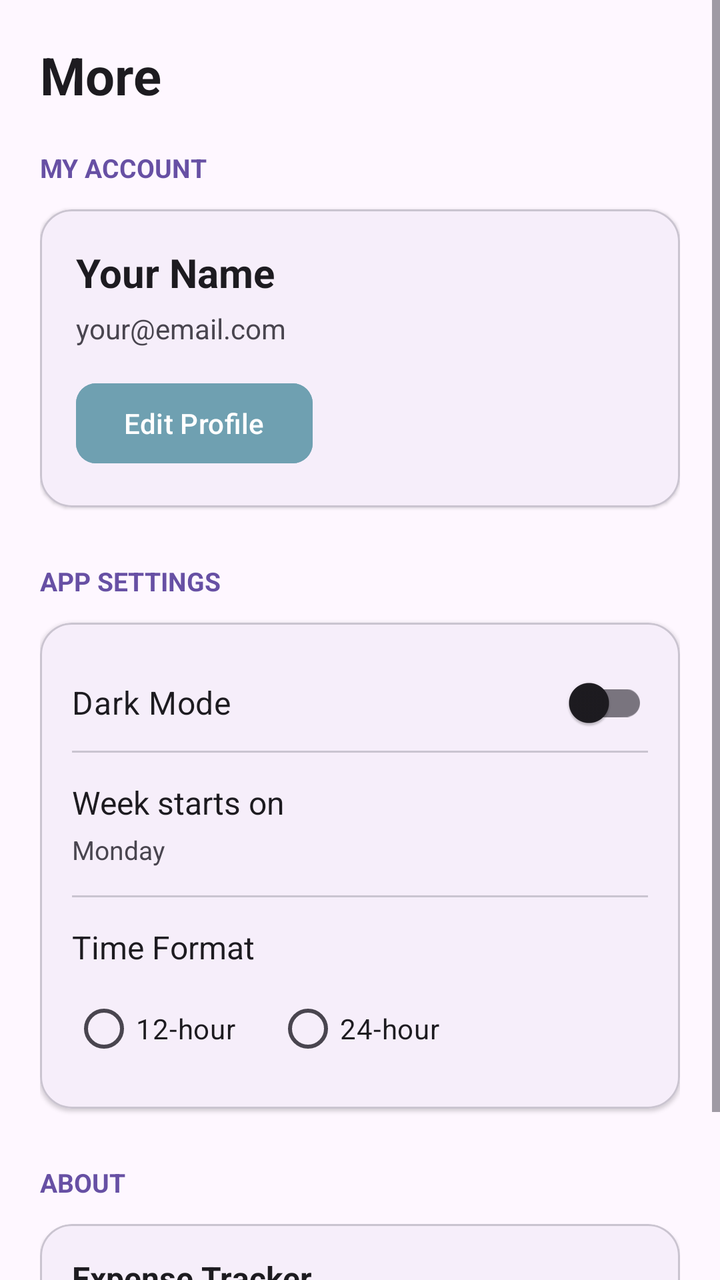
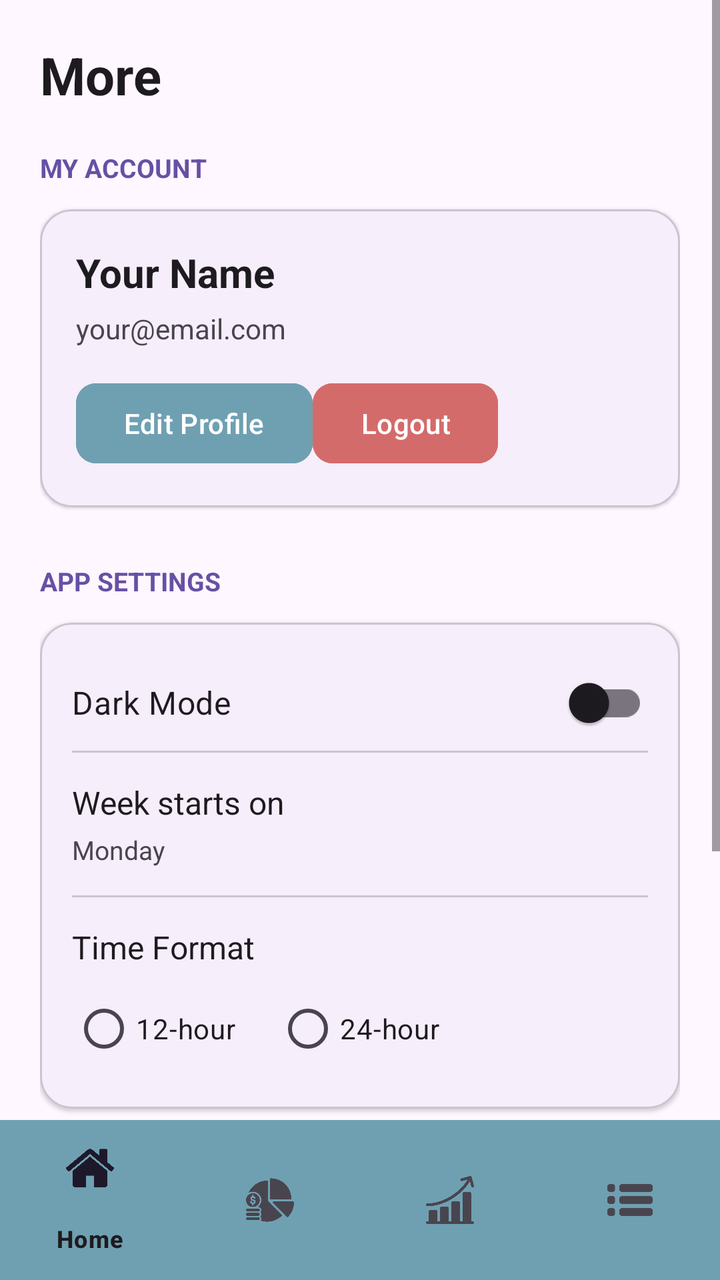

Compare the two renders of this Android layout. The source of the first and the diff that turns it into the second are given below.
<!-- AndroidManifest.xml: application theme Theme.ExpenseTracker -->
<!-- res/layout/activity_more.xml -->
<?xml version="1.0" encoding="utf-8"?>
<LinearLayout xmlns:android="http://schemas.android.com/apk/res/android"
    xmlns:app="http://schemas.android.com/apk/res-auto"
    xmlns:tools="http://schemas.android.com/tools"
    android:id="@+id/main"
    android:layout_width="match_parent"
    android:layout_height="match_parent"
    android:orientation="vertical"
    android:background="?attr/colorSurface"
    tools:context=".More">



    <ScrollView
        android:layout_width="match_parent"
        android:layout_height="match_parent"
        android:fillViewport="true">

        <LinearLayout
            android:layout_width="match_parent"
            android:layout_height="wrap_content"
            android:orientation="vertical"
            android:padding="20dp">

            <TextView
                android:layout_width="match_parent"
                android:layout_height="wrap_content"
                android:text="More"
                android:textSize="26sp"
                android:textStyle="bold"
                android:textColor="?attr/colorOnSurface"
                android:layout_marginBottom="20dp" />

            <TextView
                android:layout_width="wrap_content"
                android:layout_height="wrap_content"
                android:text="MY ACCOUNT"
                android:textSize="13sp"
                android:textStyle="bold"
                android:textColor="?attr/colorPrimary"
                android:layout_marginBottom="12dp" />

            <com.google.android.material.card.MaterialCardView
                android:layout_width="match_parent"
                android:layout_height="wrap_content"
                app:cardCornerRadius="16dp"
                app:cardElevation="1dp"
                app:strokeWidth="1dp"
                app:strokeColor="?attr/colorOutlineVariant"
                app:cardBackgroundColor="?attr/colorSurface">

                <LinearLayout
                    android:layout_width="match_parent"
                    android:layout_height="wrap_content"
                    android:orientation="vertical"
                    android:padding="18dp">

                    <TextView
                        android:id="@+id/tvName"
                        android:layout_width="match_parent"
                        android:layout_height="wrap_content"
                        android:text="Your Name"
                        android:textSize="20sp"
                        android:textStyle="bold"
                        android:textColor="?attr/colorOnSurface" />

                    <TextView
                        android:id="@+id/tvEmail"
                        android:layout_width="match_parent"
                        android:layout_height="wrap_content"
                        android:layout_marginTop="5dp"
                        android:text="your@email.com"
                        android:textSize="14sp"
                        android:textColor="?attr/colorOnSurfaceVariant" />

                    <com.google.android.material.button.MaterialButton
                        android:id="@+id/btnEditProfile"
                        android:layout_width="wrap_content"
                        android:layout_height="wrap_content"
                        android:layout_marginTop="14dp"
                        android:text="Edit Profile"
                        android:backgroundTint="#6FA0B1"
                        app:cornerRadius="10dp" />

                </LinearLayout>

            </com.google.android.material.card.MaterialCardView>

            <TextView
                android:layout_width="wrap_content"
                android:layout_height="wrap_content"
                android:text="APP SETTINGS"
                android:textSize="13sp"
                android:textStyle="bold"
                android:textColor="?attr/colorPrimary"
                android:layout_marginTop="28dp"
                android:layout_marginBottom="12dp" />

            <com.google.android.material.card.MaterialCardView
                android:layout_width="match_parent"
                android:layout_height="wrap_content"
                app:cardCornerRadius="16dp"
                app:cardElevation="1dp"
                app:strokeWidth="1dp"
                app:strokeColor="?attr/colorOutlineVariant"
                app:cardBackgroundColor="?attr/colorSurface">

                <LinearLayout
                    android:layout_width="match_parent"
                    android:layout_height="wrap_content"
                    android:orientation="vertical"
                    android:padding="16dp">

                    <com.google.android.material.switchmaterial.SwitchMaterial
                        android:id="@+id/switchDark"
                        android:layout_width="match_parent"
                        android:layout_height="wrap_content"
                        android:text="Dark Mode"
                        android:textSize="16sp"
                        android:textColor="?attr/colorOnSurface"
                        android:paddingVertical="8dp" />

                    <View
                        android:layout_width="match_parent"
                        android:layout_height="1dp"
                        android:background="?attr/colorOutlineVariant" />

                    
                    <LinearLayout
                        android:id="@+id/rowWeekStart"
                        android:layout_width="match_parent"
                        android:layout_height="wrap_content"
                        android:orientation="vertical"
                        android:paddingVertical="14dp"
                        android:background="?attr/selectableItemBackground"
                        android:clickable="true"
                        android:focusable="true">

                        <TextView
                            android:layout_width="wrap_content"
                            android:layout_height="wrap_content"
                            android:text="Week starts on"
                            android:textSize="16sp"
                            android:textColor="?attr/colorOnSurface" />

                        <TextView
                            android:id="@+id/tvWeekStart"
                            android:layout_width="wrap_content"
                            android:layout_height="wrap_content"
                            android:layout_marginTop="4dp"
                            android:text="Monday"
                            android:textSize="13sp"
                            android:textColor="?attr/colorOnSurfaceVariant" />

                    </LinearLayout>

                    <View
                        android:layout_width="match_parent"
                        android:layout_height="1dp"
                        android:background="?attr/colorOutlineVariant" />

                    
                    <TextView
                        android:layout_width="wrap_content"
                        android:layout_height="wrap_content"
                        android:text="Time Format"
                        android:textSize="16sp"
                        android:textColor="?attr/colorOnSurface"
                        android:layout_marginTop="14dp" />

                    <RadioGroup
                        android:id="@+id/rgTimeFormat"
                        android:layout_width="match_parent"
                        android:layout_height="wrap_content"
                        android:orientation="horizontal"
                        android:layout_marginTop="6dp">

                        <RadioButton
                            android:id="@+id/rb12"
                            android:layout_width="wrap_content"
                            android:layout_height="wrap_content"
                            android:text="12-hour"
                            android:textSize="14sp" />

                        <RadioButton
                            android:id="@+id/rb24"
                            android:layout_width="wrap_content"
                            android:layout_height="wrap_content"
                            android:text="24-hour"
                            android:textSize="14sp"
                            android:layout_marginStart="20dp" />

                    </RadioGroup>

                </LinearLayout>

            </com.google.android.material.card.MaterialCardView>

            <TextView
                android:layout_width="wrap_content"
                android:layout_height="wrap_content"
                android:text="ABOUT"
                android:textSize="13sp"
                android:textStyle="bold"
                android:textColor="?attr/colorPrimary"
                android:layout_marginTop="28dp"
                android:layout_marginBottom="12dp" />

            <com.google.android.material.card.MaterialCardView
                android:layout_width="match_parent"
                android:layout_height="wrap_content"
                app:cardCornerRadius="16dp"
                app:cardElevation="1dp"
                app:strokeWidth="1dp"
                app:strokeColor="?attr/colorOutlineVariant"
                app:cardBackgroundColor="?attr/colorSurface">

                <LinearLayout
                    android:layout_width="match_parent"
                    android:layout_height="wrap_content"
                    android:orientation="vertical"
                    android:padding="16dp">

                    <TextView
                        android:layout_width="match_parent"
                        android:layout_height="wrap_content"
                        android:text="Expense Tracker"
                        android:textSize="16sp"
                        android:textStyle="bold"
                        android:textColor="?attr/colorOnSurface" />

                    <TextView
                        android:layout_width="match_parent"
                        android:layout_height="wrap_content"
                        android:text="Manage your income and expenses easily."
                        android:textSize="13sp"
                        android:textColor="?attr/colorOnSurfaceVariant"
                        android:layout_marginTop="5dp" />

                    <TextView
                        android:layout_width="match_parent"
                        android:layout_height="wrap_content"
                        android:text="Version 1.0"
                        android:textSize="12sp"
                        android:textColor="?attr/colorOnSurfaceVariant"
                        android:layout_marginTop="12dp" />

                </LinearLayout>

            </com.google.android.material.card.MaterialCardView>

        </LinearLayout>

    </ScrollView>

</LinearLayout>
<!-- resources referenced by this layout -->
<resources>
  <style name="Theme.ExpenseTracker" parent="Base.Theme.ExpenseTracker" />
  <style name="Base.Theme.ExpenseTracker" parent="Theme.Material3.DayNight.NoActionBar">
          
          
      </style>
</resources>

<!-- the commit's change to res/layout/activity_more.xml (unified diff, before → after) -->
@@ -9,11 +9,10 @@
     android:background="?attr/colorSurface"
     tools:context=".More">
 
-
-
     <ScrollView
         android:layout_width="match_parent"
-        android:layout_height="match_parent"
+        android:layout_height="0dp"
+        android:layout_weight="1"
         android:fillViewport="true">
 
         <LinearLayout
@@ -72,16 +71,29 @@
                         android:text="your@email.com"
                         android:textSize="14sp"
                         android:textColor="?attr/colorOnSurfaceVariant" />
-
-                    <com.google.android.material.button.MaterialButton
+<LinearLayout
+    android:layout_width="match_parent"
+    android:layout_height="wrap_content"
+    android:orientation="horizontal">
+                    <Button
                         android:id="@+id/btnEditProfile"
                         android:layout_width="wrap_content"
                         android:layout_height="wrap_content"
                         android:layout_marginTop="14dp"
                         android:text="Edit Profile"
+                        android:layout_marginHorizontal="@dimen/_10sdp"
                         android:backgroundTint="#6FA0B1"
                         app:cornerRadius="10dp" />
 
+    <Button
+        android:id="@+id/btnEditProfile"
+        android:layout_width="wrap_content"
+        android:layout_height="wrap_content"
+        android:layout_marginTop="14dp"
+        android:text="Logout"
+        android:backgroundTint="@color/expense_red"
+        app:cornerRadius="10dp" />
+</LinearLayout>
                 </LinearLayout>
 
             </com.google.android.material.card.MaterialCardView>
@@ -249,8 +261,20 @@
 
             </com.google.android.material.card.MaterialCardView>
 
+
         </LinearLayout>
-
     </ScrollView>
 
+    
+    <include layout="@layout/activity_navbar" />
 </LinearLayout>
+<!-- res/layout/activity_navbar.xml (included above) -->
+<?xml version="1.0" encoding="utf-8"?>
+<com.google.android.material.bottomnavigation.BottomNavigationView
+    xmlns:android="http://schemas.android.com/apk/res/android"
+    xmlns:app="http://schemas.android.com/apk/res-auto"
+    android:id="@+id/bottom_nav"
+    android:layout_width="match_parent"
+    android:layout_height="wrap_content"
+    android:background="#6FA0B1"
+    app:menu="@menu/navbar_btn" />
<!-- resource entries referenced after the edit -->
@@ -1,5 +1,6 @@
 <!-- resources referenced by this layout -->
 <resources>
+  <color name="expense_red">#D46B6B</color>
   <style name="Theme.ExpenseTracker" parent="Base.Theme.ExpenseTracker" />
   <style name="Base.Theme.ExpenseTracker" parent="Theme.Material3.DayNight.NoActionBar">
           
